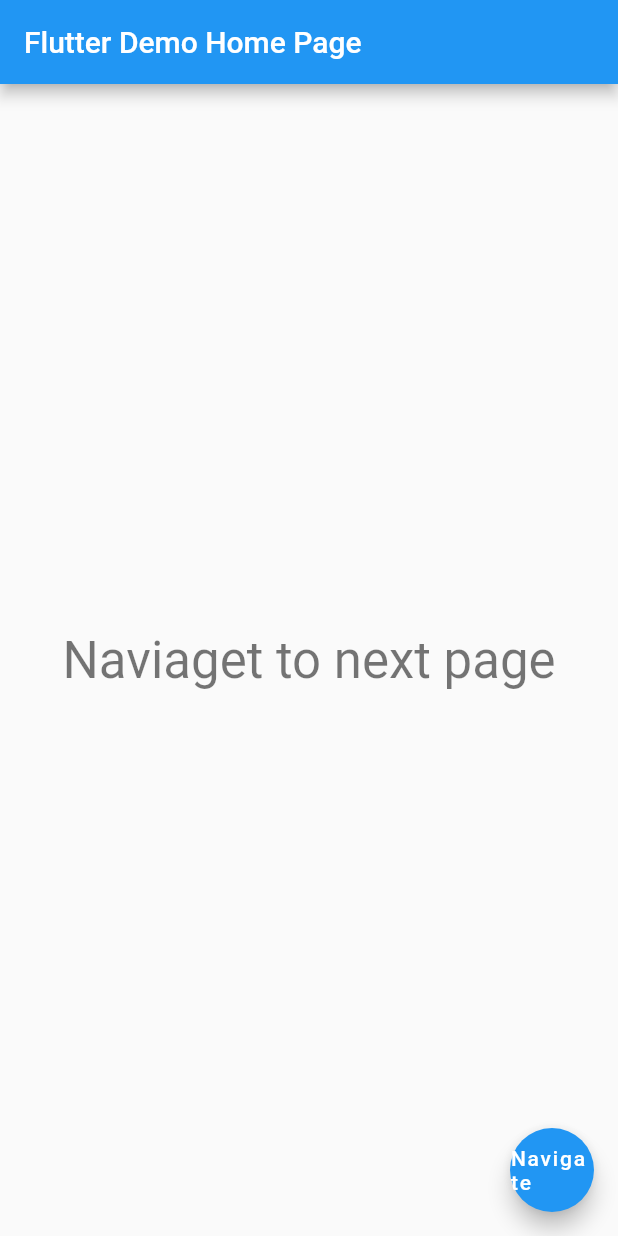
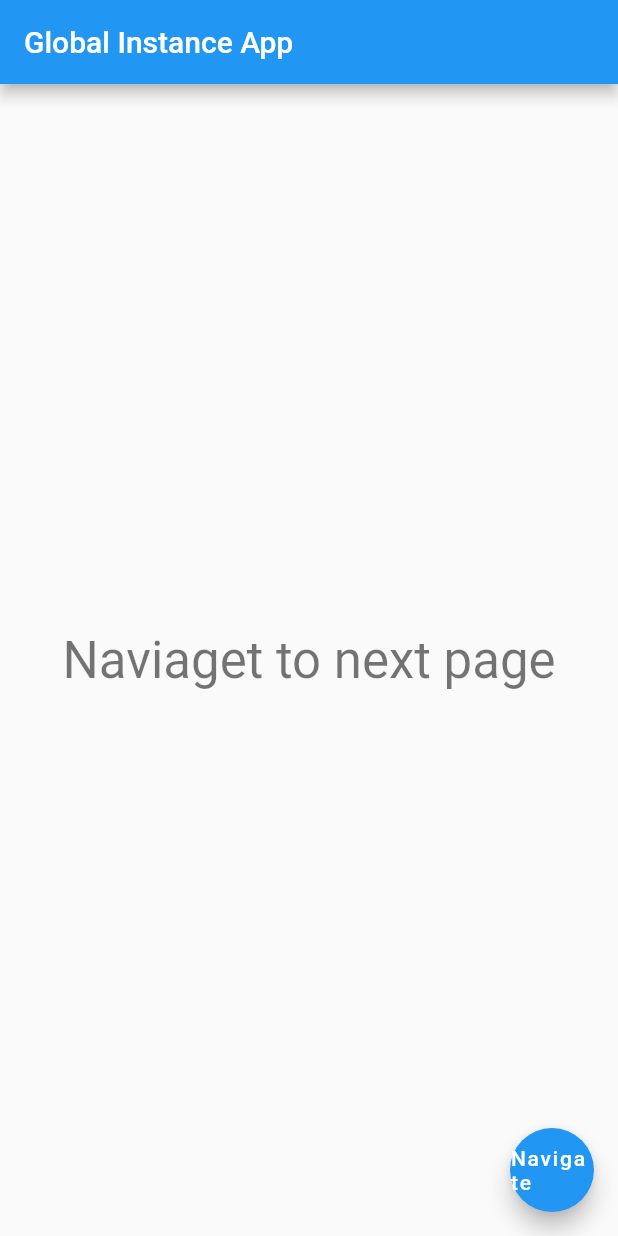
Before and after one commit to Raks-Javac/Global-Instance, a Flutter app: the screen it shows after launch, on a phone screen of 412 x 824 dp. Run offline on Flutter 3.47's test engine with Material 2 defaults, Android fonts, the phone set to English and light mode, and no system bars.

Commit message:
ref : modifying code

```diff
--- a/lib/main.dart
+++ b/lib/main.dart
@@ -14,7 +14,7 @@ class MyApp extends StatelessWidget {
   @override
   Widget build(BuildContext context) {
     return MaterialApp(
-      title: 'Flutter Demo',
+      title: 'Global Instance',
       theme: ThemeData(
         // This is the theme of your application.
         //
@@ -27,7 +27,7 @@ class MyApp extends StatelessWidget {
         // is not restarted.
         primarySwatch: Colors.blue,
       ),
-      home: const MyHomePage(title: 'Flutter Demo Home Page'),
+      home: const MyHomePage(title: 'Global Instance App'),
     );
   }
 }
```
